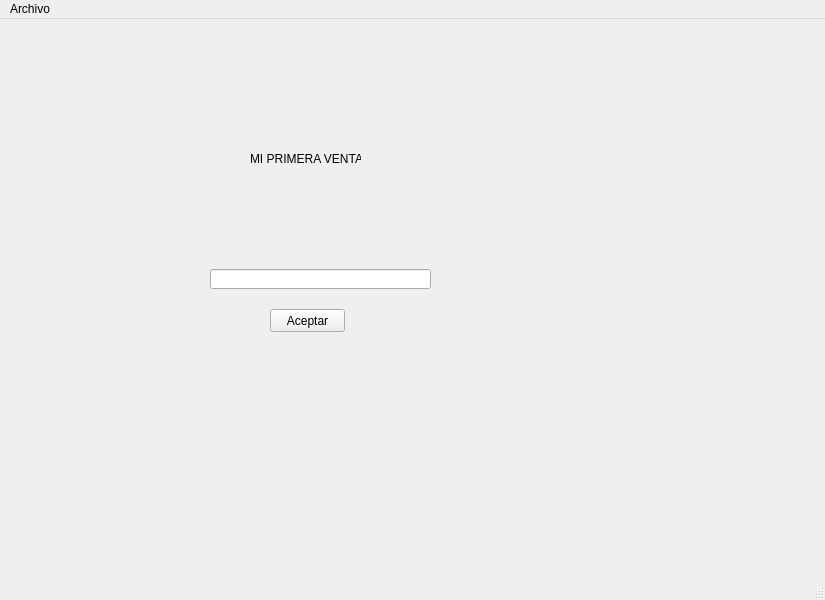
RadicalKill/fernandezserra, file window.ui: the form before one commit.
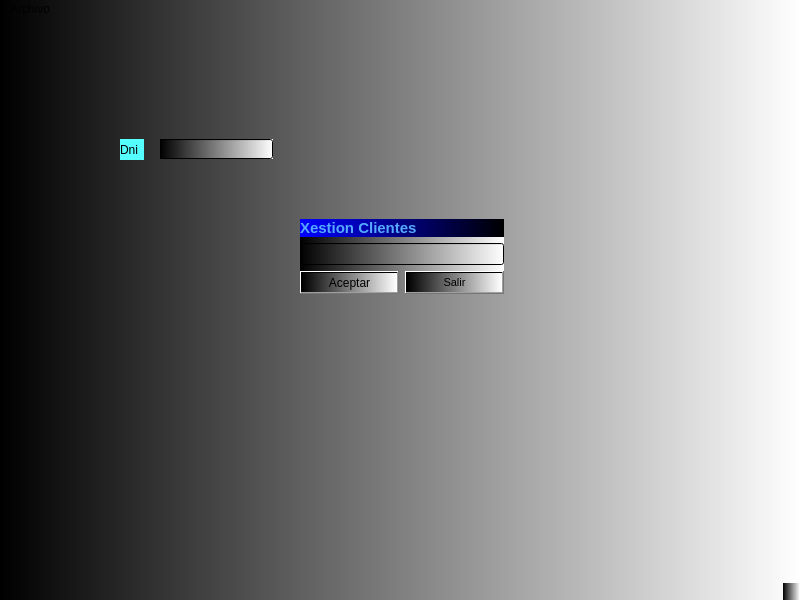
The form after the commit.

Patch:
```diff
--- a/window.ui
+++ b/window.ui
@@ -6,46 +6,97 @@
    <rect>
     <x>0</x>
     <y>0</y>
-    <width>825</width>
+    <width>800</width>
     <height>600</height>
    </rect>
   </property>
   <property name="windowTitle">
-   <string>MainWindow</string>
+   <string>Import-Export TEIS</string>
+  </property>
+  <property name="styleSheet">
+   <string notr="true">background-color: qlineargradient(spread:pad, x1:0, y1:0, x2:1, y2:0, stop:0 black, stop:1 white);</string>
   </property>
   <widget class="QWidget" name="centralwidget">
-   <widget class="QPushButton" name="btnAceptar">
+   <widget class="QWidget" name="layoutWidget">
     <property name="geometry">
      <rect>
-      <x>270</x>
-      <y>290</y>
-      <width>75</width>
-      <height>23</height>
+      <x>300</x>
+      <y>200</y>
+      <width>204</width>
+      <height>75</height>
      </rect>
     </property>
-    <property name="text">
-     <string>Aceptar</string>
-    </property>
+    <layout class="QGridLayout" name="gridLayout">
+     <item row="2" column="0">
+      <widget class="QPushButton" name="btnAceptar">
+       <property name="text">
+        <string>Aceptar</string>
+       </property>
+      </widget>
+     </item>
+     <item row="2" column="1">
+      <widget class="QPushButton" name="btnSalir">
+       <property name="font">
+        <font>
+         <pointsize>8</pointsize>
+        </font>
+       </property>
+       <property name="text">
+        <string>Salir</string>
+       </property>
+      </widget>
+     </item>
+     <item row="1" column="0" colspan="2">
+      <widget class="QLineEdit" name="txtDatos"/>
+     </item>
+     <item row="0" column="0" colspan="2">
+      <widget class="QLabel" name="lblClientes">
+       <property name="font">
+        <font>
+         <pointsize>11</pointsize>
+         <weight>75</weight>
+         <bold>true</bold>
+        </font>
+       </property>
+       <property name="styleSheet">
+        <string notr="true">
+background-color: qlineargradient(spread:pad, x1:0, y1:0, x2:1, y2:0, stop:0 blue, stop:1 black);
+color: rgb(85, 170, 255);
+</string>
+       </property>
+       <property name="text">
+        <string>Xestion Clientes</string>
+       </property>
+      </widget>
+     </item>
+    </layout>
    </widget>
    <widget class="QLabel" name="lblTitulo">
     <property name="geometry">
      <rect>
-      <x>250</x>
-      <y>130</y>
-      <width>111</width>
-      <height>20</height>
+      <x>120</x>
+      <y>120</y>
+      <width>24</width>
+      <height>21</height>
      </rect>
     </property>
+    <property name="styleSheet">
+     <string notr="true">
+background-color: rgb(85, 255, 255);</string>
+    </property>
     <property name="text">
-     <string>MI PRIMERA VENTANA</string>
+     <string>Dni</string>
     </property>
+    <property name="alignment">
+     <set>Qt::AlignLeading|Qt::AlignLeft|Qt::AlignVCenter</set>
+    </property>
    </widget>
-   <widget class="QLineEdit" name="txtDatos">
+   <widget class="QLineEdit" name="lineEdit">
     <property name="geometry">
      <rect>
-      <x>210</x>
-      <y>250</y>
-      <width>221</width>
+      <x>160</x>
+      <y>120</y>
+      <width>113</width>
       <height>20</height>
      </rect>
     </property>
@@ -56,7 +107,7 @@
     <rect>
      <x>0</x>
      <y>0</y>
-     <width>825</width>
+     <width>800</width>
      <height>21</height>
     </rect>
    </property>
```
Left out of the diff: 5 changed lines with no effect on the pictures.
